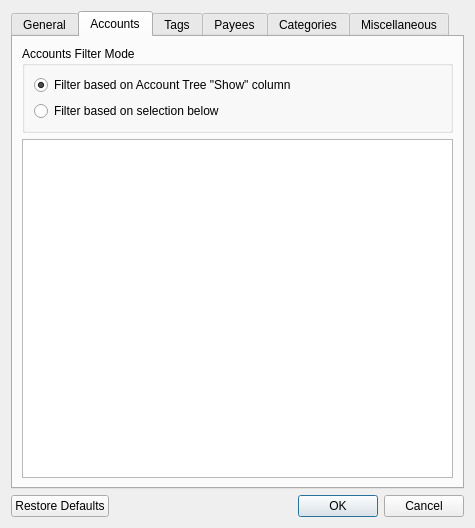
Old version of the form src/views/ui_files/forms/transaction_filter_form.ui in the repository JakubFranek/Kapytal.
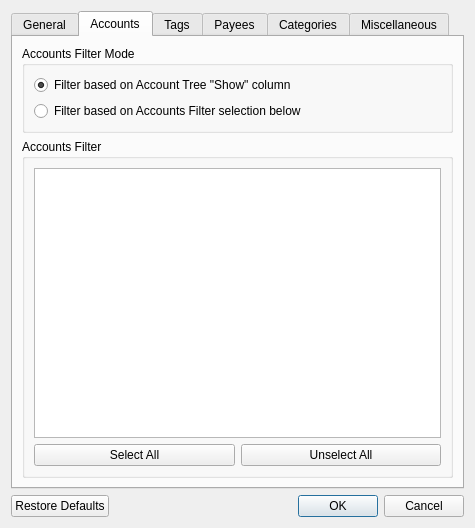
New version of the form. The open tabs and pages were chosen to show the change.

Commit message:
Add checkable groupboxes to TransactionFilterForm
Make TransactionTable UUID column text monospace.
Change dark mode red from 'orangered' to 'deeppink'.

Diff of the .ui file:
```diff
--- a/src/views/ui_files/forms/transaction_filter_form.ui
+++ b/src/views/ui_files/forms/transaction_filter_form.ui
@@ -49,6 +49,9 @@
      <property name="documentMode">
       <bool>false</bool>
      </property>
+     <property name="tabsClosable">
+      <bool>false</bool>
+     </property>
      <property name="tabBarAutoHide">
       <bool>false</bool>
      </property>
@@ -271,13 +274,19 @@
           <item>
            <widget class="QRadioButton" name="accountsFilterSelectionRadioButton">
             <property name="text">
-             <string>Filter based on selection below</string>
+             <string>Filter based on Accounts Filter selection below</string>
             </property>
            </widget>
           </item>
          </layout>
         </widget>
        </item>
+       <item>
+        <widget class="QGroupBox" name="accountsFilterGroupBox">
+         <property name="title">
+          <string>Accounts Filter</string>
+         </property>
+         <layout class="QVBoxLayout" name="verticalLayout_18">
        <item>
         <widget class="QTreeView" name="accountsTreeView">
          <property name="enabled">
@@ -285,6 +294,27 @@
          </property>
         </widget>
        </item>
+          <item>
+           <layout class="QHBoxLayout" name="accountsFilterButtonHorizontalLayout">
+            <item>
+             <widget class="QPushButton" name="accountsFilterSelectAllPushButton">
+              <property name="text">
+               <string>Select All</string>
+              </property>
+             </widget>
+            </item>
+            <item>
+             <widget class="QPushButton" name="accountsFilterUnselectAllPushButton">
+              <property name="text">
+               <string>Unselect All</string>
+              </property>
+             </widget>
+            </item>
+           </layout>
+          </item>
+         </layout>
+        </widget>
+       </item>
       </layout>
      </widget>
      <widget class="QWidget" name="tagsTab">
```
Left out of the diff: 72 changed lines with no effect on the pictures. Lines whose indentation alone changed are shown as unchanged. The commit also changes 4 other files.
